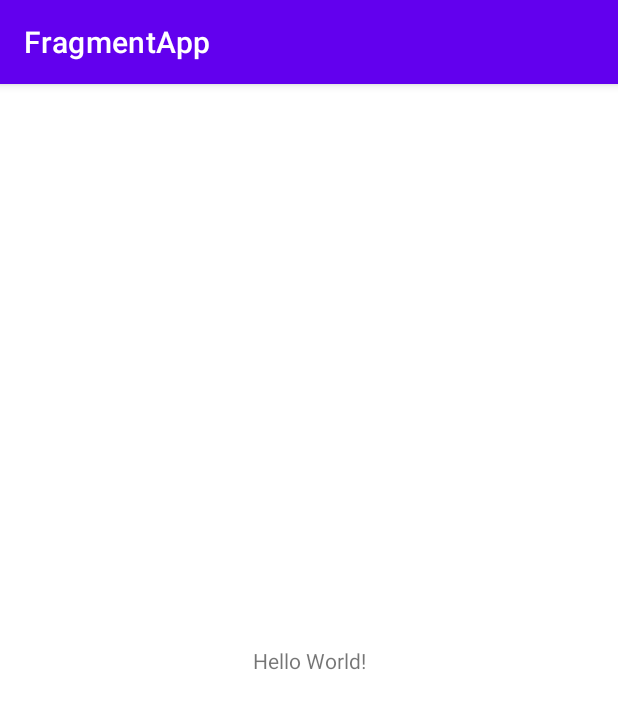
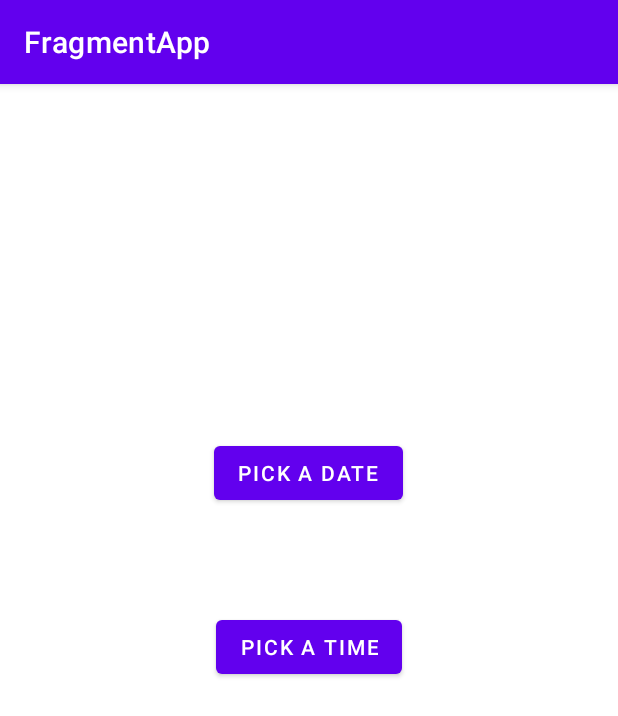
Before and after one commit to HunyyDev/Fragment_App, an Android app: the screen it shows after launch (MainActivity), on a phone screen of 412 x 824 dp. Shown: the top 716 px of the screen. Run offline under Robolectric (Android 15) with nearby library versions, the phone set to English and light mode, and no system bars.

Commit message:
complete fragment

```diff
--- a/app/src/main/java/com/example/fragmentapp/MainActivity.java
+++ b/app/src/main/java/com/example/fragmentapp/MainActivity.java
@@ -1,14 +1,29 @@
 package com.example.fragmentapp;
 
 import androidx.appcompat.app.AppCompatActivity;
+import androidx.fragment.app.DialogFragment;
+
 
 import android.os.Bundle;
+import android.widget.Button;
 
 public class MainActivity extends AppCompatActivity {
+
+    private Button btnDatePicker, btnTimePicker;
 
     @Override
     protected void onCreate(Bundle savedInstanceState) {
         super.onCreate(savedInstanceState);
         setContentView(R.layout.activity_main);
+        btnDatePicker = findViewById(R.id.btnDatePicker);
+        btnDatePicker.setOnClickListener(v -> {
+            DialogFragment fragment = new DatePickerFragment();
+            fragment.show(getSupportFragmentManager(), "Pick a date");
+        });
+        btnTimePicker = findViewById(R.id.btnTimePicker);
+        btnTimePicker.setOnClickListener(v -> {
+            DialogFragment fragment = new TimePickerFragment();
+            fragment.show(getSupportFragmentManager(), "Pick time");
+        });
     }
 }
--- a/app/src/main/res/layout/activity_main.xml
+++ b/app/src/main/res/layout/activity_main.xml
@@ -6,13 +6,25 @@
     android:layout_height="match_parent"
     tools:context=".MainActivity">
 
-    <TextView
+    <Button
+        android:id="@+id/btnDatePicker"
         android:layout_width="wrap_content"
         android:layout_height="wrap_content"
-        android:text="Hello World!"
+        android:text="pick a date"
         app:layout_constraintBottom_toBottomOf="parent"
         app:layout_constraintEnd_toEndOf="parent"
+        app:layout_constraintHorizontal_bias="0.498"
         app:layout_constraintStart_toStartOf="parent"
-        app:layout_constraintTop_toTopOf="parent" />
+        app:layout_constraintTop_toTopOf="parent"
+        app:layout_constraintVertical_bias="0.327" />
 
+    <Button
+        android:id="@+id/btnTimePicker"
+        android:layout_width="wrap_content"
+        android:layout_height="wrap_content"
+        android:layout_marginTop="68dp"
+        android:text="pick a time"
+        app:layout_constraintEnd_toEndOf="@+id/btnDatePicker"
+        app:layout_constraintStart_toStartOf="@+id/btnDatePicker"
+        app:layout_constraintTop_toBottomOf="@+id/btnDatePicker" />
 </androidx.constraintlayout.widget.ConstraintLayout>
```
Also changed, not shown: app/src/main/java/com/example/fragmentapp/DatePickerFragment.java (added, +30 -0 lines), app/src/main/java/com/example/fragmentapp/TimePickerFragment.java (added, +29 -0 lines).
